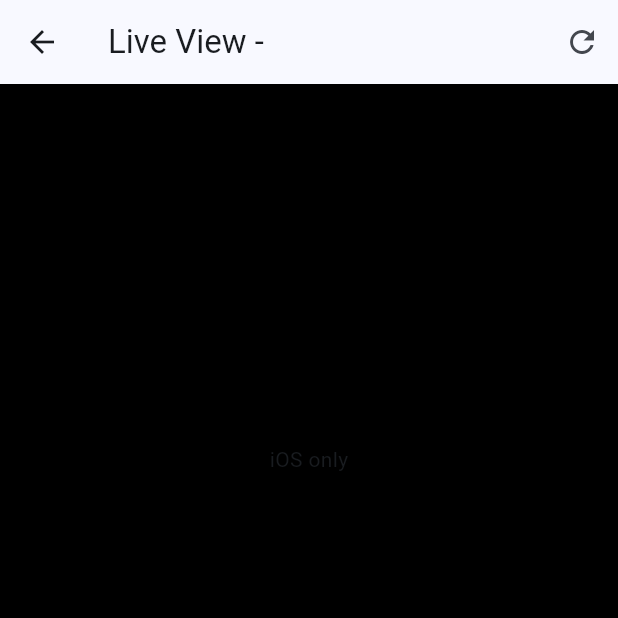
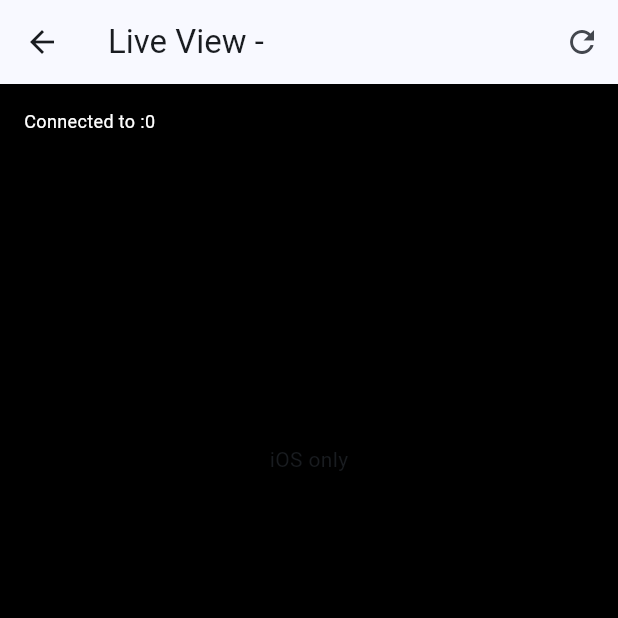
Before and after one commit to faradzhalelov/dahua_net_sdk, a Flutter app: the DahuaVideoScreen screen opened directly with empty values, on a phone screen of 412 x 824 dp, the top half of it. Run offline on Flutter 3.47's test engine with Material 3 defaults, Android fonts, the phone set to English and light mode, and no system bars; our stand-ins replace plugin_platform_interface.

Commit message:
fix video stream

```diff
--- a/example/lib/main.dart
+++ b/example/lib/main.dart
@@ -231,6 +231,7 @@
 
 class _DahuaVideoScreenState extends State<DahuaVideoScreen> {
   bool _isLoading = true;
+  String _debugInfo = 'Initializing...';
 
   @override
   void initState() {
@@ -240,6 +241,7 @@
       if (mounted) {
         setState(() {
           _isLoading = false;
+          _debugInfo = 'Connected to ${widget.ip}:${widget.port}';
         });
       }
     });
@@ -293,8 +295,10 @@
           Expanded(
             child: Container(
               color: Colors.black,
-              child: _isLoading
-                  ? const Center(
+              child: Stack(
+                children: [
+                  if (_isLoading)
+                    const Center(
                       child: Column(
                         mainAxisAlignment: MainAxisAlignment.center,
                         children: [
@@ -307,12 +311,35 @@
                         ],
                       ),
                     )
-                  : DahuaPreview(
+                  else
+                    DahuaPreview(
                       ip: widget.ip,
                       port: widget.port,
                       user: widget.user,
                       pass: widget.pass,
                     ),
+                  // Debug info overlay
+                  Positioned(
+                    top: 8,
+                    left: 8,
+                    right: 8,
+                    child: Container(
+                      padding: const EdgeInsets.all(8),
+                      decoration: BoxDecoration(
+                        color: Colors.black54,
+                        borderRadius: BorderRadius.circular(4),
+                      ),
+                      child: Text(
+                        _debugInfo,
+                        style: const TextStyle(
+                          color: Colors.white,
+                          fontSize: 12,
+                        ),
+                      ),
+                    ),
+                  ),
+                ],
+              ),
             ),
           ),
 
--- a/lib/dahua_sdk.dart
+++ b/lib/dahua_sdk.dart
@@ -1,17 +1,38 @@
+import 'package:flutter/material.dart';
 import 'package:flutter/services.dart';
-import 'package:flutter/widgets.dart';
 import 'dart:io';
+import 'dart:async';
 
 import 'dahua_sdk_platform_interface.dart';
 
 class DahuaSdk {
   static const _ch = MethodChannel('dahua_sdk');
+  static bool _handlerInstalled = false;
+  static final StreamController<String> _logStreamController =
+      StreamController<String>.broadcast();
+  static Stream<String> get logs => _logStreamController.stream;
 
   Future<String?> getPlatformVersion() {
     return DahuaSdkPlatform.instance.getPlatformVersion();
   }
 
-  static Future<void> init() => _ch.invokeMethod('init');
+  static Future<void> init() async {
+    if (!_handlerInstalled) {
+      _ch.setMethodCallHandler((MethodCall call) async {
+        if (call.method == 'debugLog') {
+          final args = (call.arguments as Map?) ?? const {};
+          final msg = args['message']?.toString() ?? '';
+          if (msg.isNotEmpty) {
+            debugPrint(msg);
+            _logStreamController.add(msg);
+          }
+        }
+      });
+      _handlerInstalled = true;
+    }
+    await _ch.invokeMethod('init');
+  }
+
   static Future<void> cleanup() => _ch.invokeMethod('cleanup');
 
   static Future<bool> ptz({
@@ -30,11 +51,13 @@
   }
 }
 
-class DahuaPreview extends StatelessWidget {
+class DahuaPreview extends StatefulWidget {
   final String ip;
   final int port;
   final String user;
   final String pass;
+  final int channel; // 0-based channel index
+  final int streamType; // 0=Main, 1=Extra1, 2=Extra2
 
   const DahuaPreview({
     super.key,
@@ -42,17 +65,61 @@
     required this.port,
     required this.user,
     required this.pass,
+    this.channel = 0,
+    this.streamType = 0,
   });
+
+  @override
+  State<DahuaPreview> createState() => _DahuaPreviewState();
+}
+
+class _DahuaPreviewState extends State<DahuaPreview> {
+  bool _isCreated = false;
 
   @override
   Widget build(BuildContext context) {
     if (!Platform.isIOS) {
       return const Center(child: Text('iOS only'));
     }
-    return UiKitView(
-      viewType: 'dahua_sdk/preview',
-      creationParams: {'ip': ip, 'port': port, 'user': user, 'pass': pass},
-      creationParamsCodec: const StandardMessageCodec(),
+
+    return Stack(
+      children: [
+        UiKitView(
+          viewType: 'dahua_sdk/preview',
+          creationParams: {
+            'ip': widget.ip,
+            'port': widget.port,
+            'user': widget.user,
+            'pass': widget.pass,
+            'channel': widget.channel,
+            'streamType': widget.streamType,
+          },
+          creationParamsCodec: const StandardMessageCodec(),
+          onPlatformViewCreated: (id) {
+            setState(() {
+              _isCreated = true;
+            });
+            debugPrint('DahuaPreview created with id: $id');
+          },
+        ),
+        if (!_isCreated)
+          Container(
+            color: Colors.black,
+            child: Center(
+              child: Column(
+                mainAxisAlignment: MainAxisAlignment.center,
+                children: [
+                  CircularProgressIndicator(color: Colors.white),
+                  SizedBox(height: 16),
+                  Text(
+                    'Initializing video stream...',
+                    style: TextStyle(color: Colors.white),
+                  ),
+                ],
+              ),
+            ),
+          ),
+      ],
     );
   }
 }
--- a/pubspec.yaml
+++ b/pubspec.yaml
@@ -1,7 +1,6 @@
 name: dahua_sdk
 description: "A new Flutter plugin project."
 version: 0.0.1
-homepage:
 
 environment:
   sdk: ^3.9.2
```
Also changed, not shown: 10 other files.
